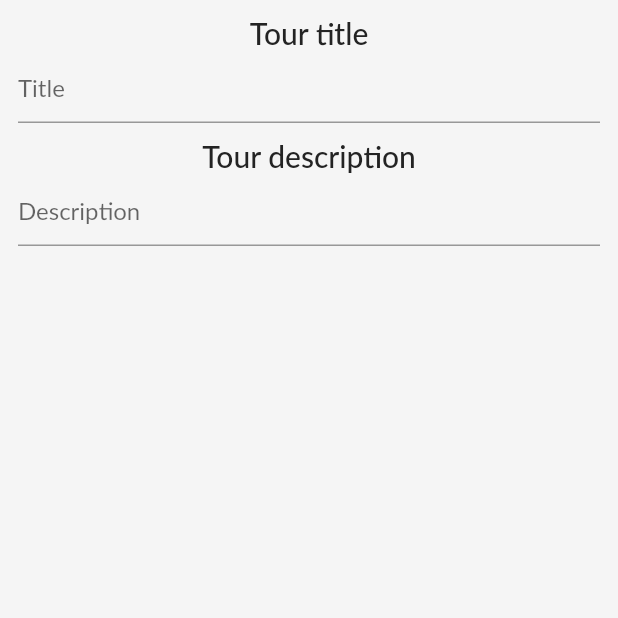
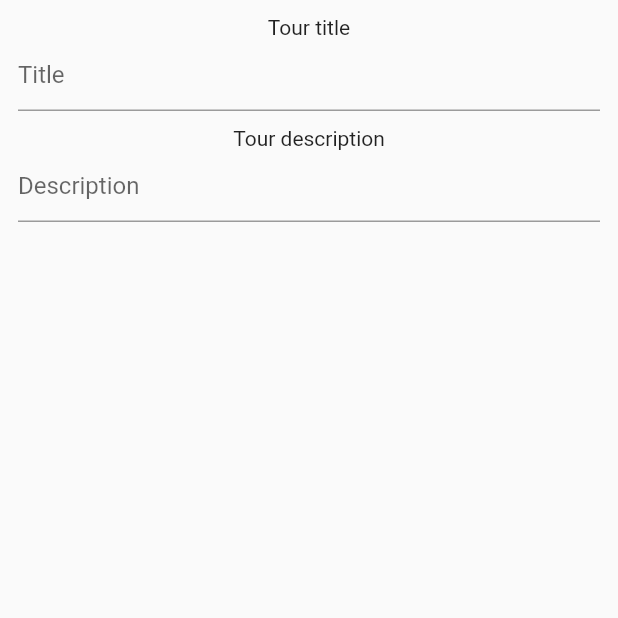
Before and after one commit to blyoha/audio-tour-builder, a Flutter app: the TourDetailsPage screen opened directly with empty values, on a phone screen of 412 x 824 dp, the top half of it. Run offline on Flutter 3.47's test engine with Material 2 defaults, Android fonts, the phone set to English and light mode, and no system bars; our stand-ins replace cloud_firestore, equatable, file_picker, firebase_auth, firebase_core, firebase_storage and 4 more; accounts and stored records are empty; generated files the repository leaves out were written again; network calls fail; statements that could not run were skipped.

Commit message:
Separated theme widget.

```diff
--- a/lib/config/theme.dart
+++ /dev/null
@@ -1,20 +0,0 @@
-import 'package:flutter/material.dart';
-
-class AppColors {
-  static Color primary = const Color.fromRGBO(119, 165, 255, 1);
-  static Color secondary = const Color.fromRGBO(243, 140, 66, 1);
-  static Color black = const Color.fromRGBO(35, 35, 35, 1);
-  static Color white = const Color.fromRGBO(245, 245, 245, 1);
-  static Color error = const Color.fromRGBO(250, 58, 58, 1);
-}
-
-class AppTextStyles {
-  static TextStyle text1 = const TextStyle(
-    fontSize: 18,
-  );
-
-  static TextStyle cardHeader = const TextStyle(
-    fontSize: 20,
-    fontWeight: FontWeight.w500,
-  );
-}
--- /dev/null
+++ b/lib/theme/theme.dart
@@ -0,0 +1,66 @@
+import 'package:flutter/material.dart';
+
+class AppColors {
+  static Color primary = const Color(0xFFBAE1E8);
+  static Color textPrimary = const Color(0xFF333333);
+  static Color textSecondary = const Color(0xFFD9D9D9);
+  static Color background = const Color(0xFFF5F8F7);
+  static Color error = const Color(0xFFFA3A3A);
+}
+
+class AppTextStyles {
+  static TextStyle text1 = const TextStyle(
+    fontSize: 18,
+  );
+
+  static TextStyle cardHeader = const TextStyle(
+    fontSize: 20,
+    fontWeight: FontWeight.w500,
+  );
+}
+
+TextTheme appTextTheme() => TextTheme(
+      // titleLarge: TextStyle(),
+      bodyMedium: TextStyle(
+        fontSize: 16,
+        color: AppColors.textPrimary,
+      ),
+      labelLarge: TextStyle(
+        fontSize: 20.0,
+        color: AppColors.primary,
+      ),
+    );
+
+ThemeData appTheme() => ThemeData(
+      brightness: Brightness.light,
+      primaryColor: AppColors.primary,
+      scaffoldBackgroundColor: AppColors.background,
+      bottomNavigationBarTheme: BottomNavigationBarThemeData(
+        backgroundColor: AppColors.primary,
+        selectedItemColor: AppColors.primary,
+      ),
+      floatingActionButtonTheme: FloatingActionButtonThemeData(
+        backgroundColor: AppColors.primary,
+        foregroundColor: AppColors.textPrimary,
+      ),
+      fontFamily: 'Lato',
+      cardTheme: CardTheme(
+        color: AppColors.background,
+        shadowColor: AppColors.textPrimary,
+        elevation: 0,
+        shape: RoundedRectangleBorder(
+          borderRadius: BorderRadius.circular(10),
+        ),
+      ),
+      textTheme: appTextTheme(),
+      appBarTheme: AppBarTheme(
+        titleTextStyle: TextStyle(
+          color: AppColors.textPrimary,
+          fontWeight: FontWeight.w700,
+          fontSize: 22,
+        ),
+        backgroundColor: Colors.transparent,
+        elevation: 0,
+        foregroundColor: AppColors.textPrimary,
+      ),
+    );
```
Also changed, not shown: lib/main.dart (+1 -38 lines).
